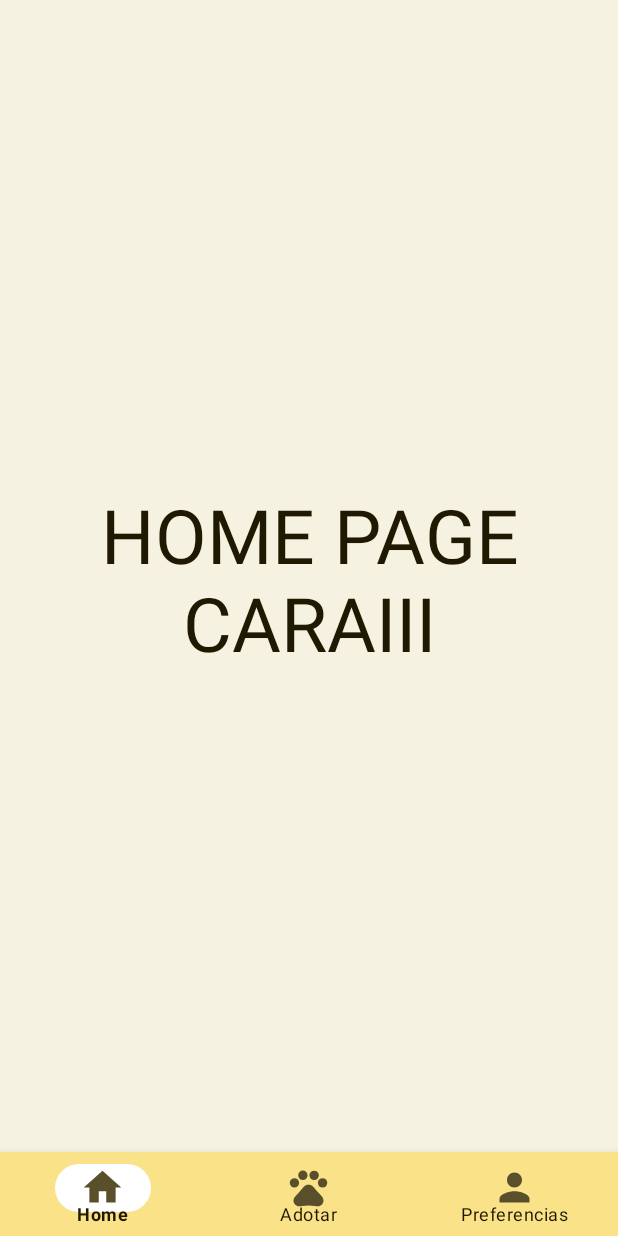
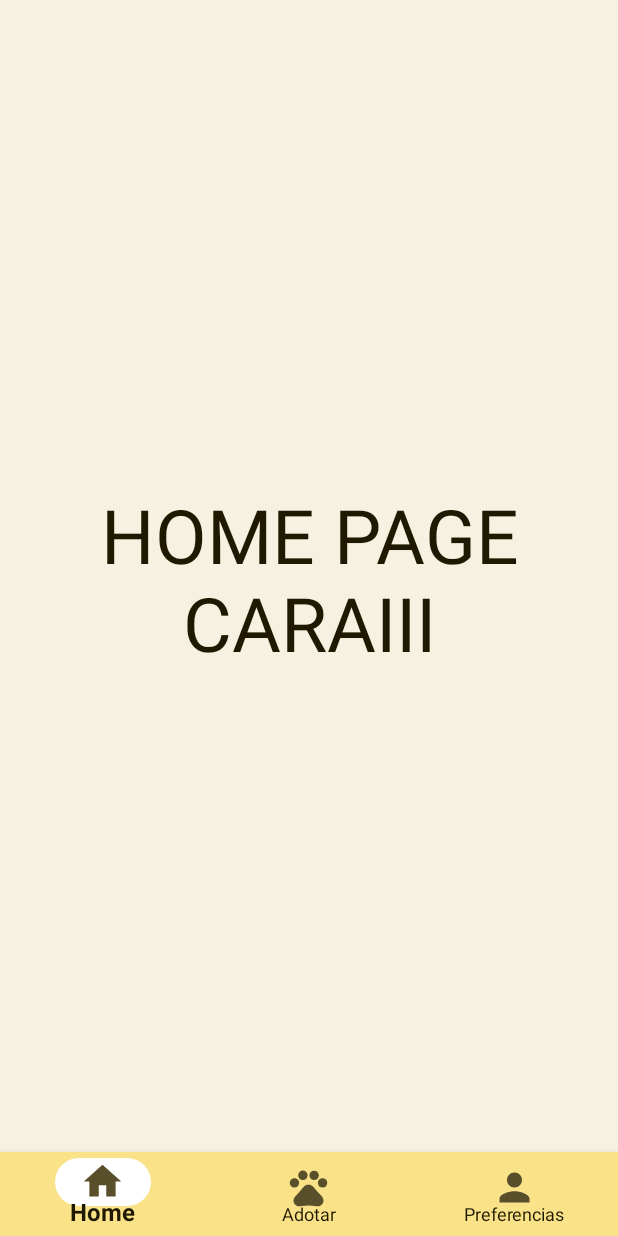
Before and after one commit to Jonata-tr/urPuppy, an Android app: the screen it shows after launch (MainActivity), on a phone screen of 412 x 824 dp. Run offline under Robolectric (Android 15) with nearby library versions, the phone set to English and light mode, and no system bars.

Commit message:
Alguns detalhes de estilo para a bottomnavigation

```diff
--- a/app/src/main/res/layout/activity_main.xml
+++ b/app/src/main/res/layout/activity_main.xml
@@ -23,8 +23,11 @@
         android:background="@color/primaryYellow"
         app:itemIconTint="@color/icon_color"
         app:itemTextColor="@color/textColor"
+        app:itemTextAppearanceInactive="@style/BottomNavTextStyleInactive"
+        app:itemTextAppearanceActive="@style/BottomNavTextStyle"
         app:itemIconSize="30dp"
-        app:itemActiveIndicatorStyle="@style/App.Custom.Indicator"/>
+        app:itemActiveIndicatorStyle="@style/App.Custom.Indicator"
+        />
 
 
 </androidx.constraintlayout.widget.ConstraintLayout>
--- a/app/src/main/res/menu/bottom_menu.xml
+++ b/app/src/main/res/menu/bottom_menu.xml
@@ -1,5 +1,6 @@
 <?xml version="1.0" encoding="utf-8"?>
 <menu xmlns:android="http://schemas.android.com/apk/res/android">
+
 
     <item
         android:id="@+id/bottom_home"
--- a/app/src/main/res/values/themes.xml
+++ b/app/src/main/res/values/themes.xml
@@ -20,4 +20,16 @@
     <style name="App.Custom.Indicator" parent="Widget.Material3.BottomNavigationView.ActiveIndicator">
         <item name="android:color">@color/white</item>
     </style>
+
+    <style name="BottomNavTextStyle" parent="TextAppearance.AppCompat">
+        <!-- Adiciona padding no topo para criar espaçamento entre o ícone e o texto -->
+        <item name="android:paddingTop">16dp</item>
+        <item name="android:textSize">16sp</item>
+    </style>
+
+    <style name="BottomNavTextStyleInactive" parent="TextAppearance.AppCompat">
+        <!-- Adiciona padding no topo para criar espaçamento entre o ícone e o texto -->
+        <item name="android:paddingTop">8dp</item>
+        <item name="android:textSize">12sp</item>
+    </style>
 </resources>
```
